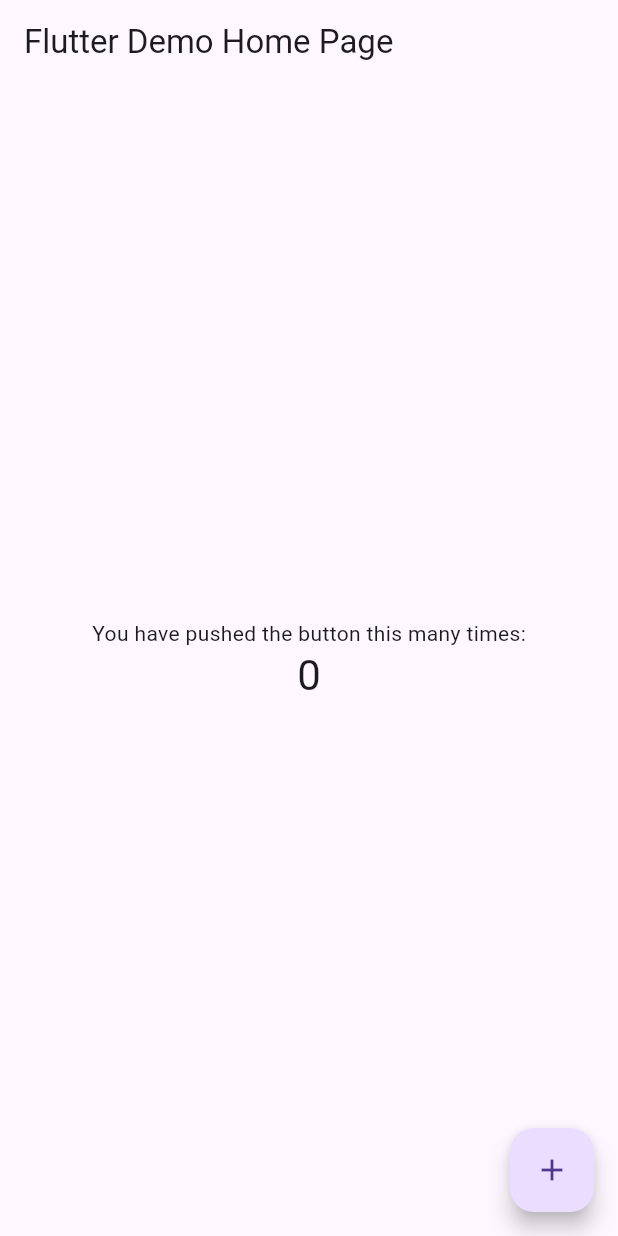
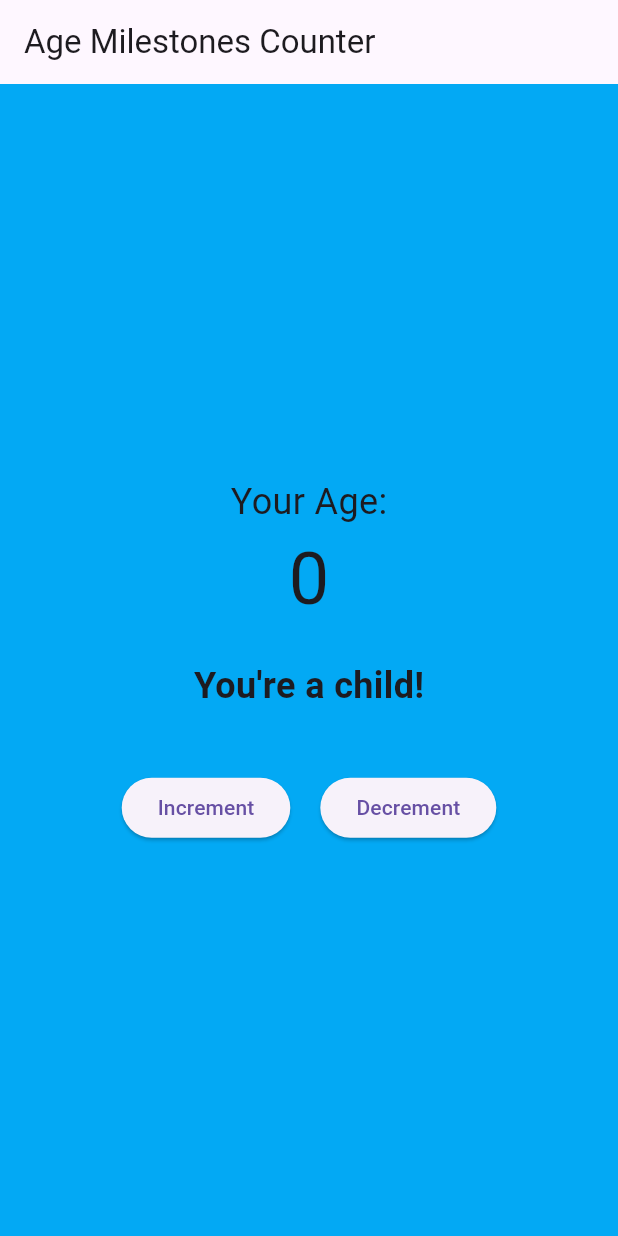
Before and after one commit to Raviteja582/flutter-provider-management, a Flutter app: the screen it shows after launch, on a phone screen of 412 x 824 dp. Run offline on Flutter 3.47's test engine with Material 3 defaults, Android fonts, the phone set to English and light mode, and no system bars; missing offline and left inert: window_size.

Commit message:
added logic for age increments

```diff
--- a/lib/main.dart
+++ b/lib/main.dart
@@ -51,6 +51,43 @@
     value += 1;
     notifyListeners();
   }
+
+  void decrement() {
+    if (value > 0) {
+      value--;
+      notifyListeners();
+    }
+  }
+
+  String getAgeStageMessage() {
+    if (value >= 0 && value <= 12) {
+      return "You're a child!";
+    } else if (value >= 13 && value <= 19) {
+      return "Teenager time!";
+    } else if (value >= 20 && value <= 30) {
+      return "You're a young adult!";
+    } else if (value >= 31 && value <= 50) {
+      return "You're an adult now!";
+    } else if (value >= 51) {
+      return "Golden years!";
+    }
+    return "";
+  }
+
+  Color getBackgroundColor() {
+    if (value >= 0 && value <= 12) {
+      return Colors.lightBlue;
+    } else if (value >= 13 && value <= 19) {
+      return Colors.lightGreen;
+    } else if (value >= 20 && value <= 30) {
+      return Colors.yellowAccent;
+    } else if (value >= 31 && value <= 50) {
+      return Colors.orange;
+    } else if (value >= 51) {
+      return Colors.grey.shade300;
+    }
+    return Colors.white;
+  }
 }
 
 class MyApp extends StatelessWidget {
@@ -72,50 +109,49 @@
   const MyHomePage({super.key});
   @override
   Widget build(BuildContext context) {
+    final counter = Provider.of<Counter>(context);
     return Scaffold(
       appBar: AppBar(
-        title: const Text('Flutter Demo Home Page'),
+        title: const Text('Age Milestones Counter'),
       ),
-      body: Center(
+      body: Container(
+        color: counter.getBackgroundColor(),
+        child: Center(
           child: Column(
             mainAxisAlignment: MainAxisAlignment.center,
             children: [
-            const Text('You have pushed the button this many times:'),
-// Consumer looks for an ancestor Provider widget
-// and retrieves its model (Counter, in this case).
-// Then it uses that model to build widgets, and will trigger
-// rebuilds if the model is updated.
-            Consumer<Counter>(
-              builder: (context, counter, child) => Text(
+              const Text(
+                'Your Age:',
+                style: TextStyle(fontSize: 24),
+              ),
+              Text(
                 '${counter.value}',
-                style: Theme.of(context).textTheme.headlineMedium,
+                style: const TextStyle(fontSize: 48),
               ),
+              const SizedBox(height: 20),
+              Text(
+                counter.getAgeStageMessage(),
+                style:
+                    const TextStyle(fontSize: 24, fontWeight: FontWeight.bold),
+              ),
+              const SizedBox(height: 40),
+              Row(
+                mainAxisAlignment: MainAxisAlignment.center,
+                children: [
+                  ElevatedButton(
+                    onPressed: counter.increment,
+                    child: const Text('Increment'),
+                  ),
+                  const SizedBox(width: 20),
+                  ElevatedButton(
+                    onPressed: counter.decrement,
+                    child: const Text('Decrement'),
+                  ),
+                ],
               ),
             ],
           ),
         ),
-      floatingActionButton: FloatingActionButton(
-        onPressed: () {
-// You can access your providers anywhere you have access
-// to the context. One way is to use Provider.of<Counter>(context).
-// The provider package also defines extension methods on the context
-// itself. You can call context.watch<Counter>() in a build method
-// of any widget to access the current state of Counter, and to ask
-// Flutter to rebuild your widget anytime Counter changes.
-//
-// You can't use context.watch() outside build methods, because that
-// often leads to subtle bugs. Instead, you should use
-// context.read<Counter>(), which gets the current state
-// but doesn't ask Flutter for future rebuilds.
-//
-// Since we're in a callback that will be called whenever the user
-// taps the FloatingActionButton, we are not in the build method here.
-// We should use context.read().
-          var counter = context.read<Counter>();
-          counter.increment();
-        },
-        tooltip: 'Increment',
-        child: const Icon(Icons.add),
       ),
     );
   }
```
Lines whose indentation alone changed are shown as unchanged.
